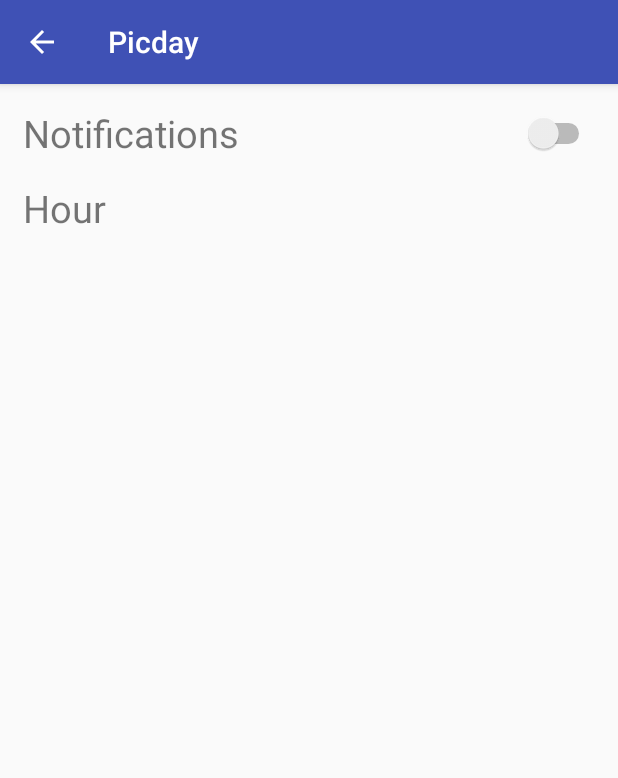
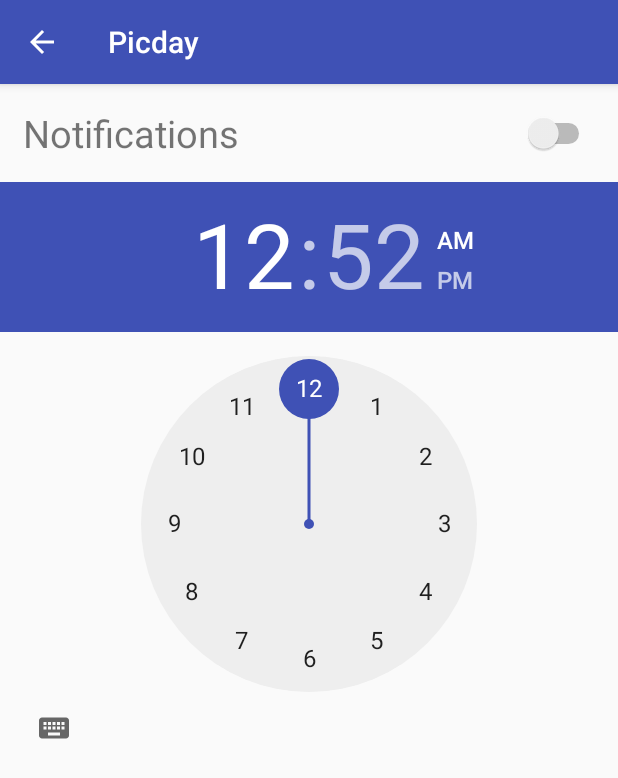
Before and after one commit to Picday/PicdayProject, an Android app: the SettingsActivity screen opened directly, with no data from a screen before it, on a phone screen of 412 x 824 dp. Shown: the top 778 px of the screen. Run offline under Robolectric (Android 15) with nearby library versions, the phone set to English and light mode, and no system bars.

Commit message:
Seleccionador d'hora

```diff
--- a/app/build.gradle
+++ b/app/build.gradle
@@ -5,7 +5,7 @@ android {
     buildToolsVersion "26.0.0"
     defaultConfig {
         applicationId "com.example.bertadomingo.picday"
-        minSdkVersion 15
+        minSdkVersion 21
         targetSdkVersion 26
         versionCode 1
         versionName "1.0"
--- a/app/src/main/AndroidManifest.xml
+++ b/app/src/main/AndroidManifest.xml
@@ -18,7 +18,8 @@
         </activity>
         <activity android:name=".VideoGalleyActivity" />
         <activity android:name=".DayActivity" />
-        <activity android:name=".SettingsActivity"></activity>
+        <activity android:name=".SettingsActivity" />
+        <activity android:name=".CameraActivity" />
     </application>
 
 </manifest>
--- a/app/src/main/java/com/example/bertadomingo/picday/PicdayActivity.java
+++ b/app/src/main/java/com/example/bertadomingo/picday/PicdayActivity.java
@@ -32,7 +32,7 @@ public class PicdayActivity extends AppCompatActivity{
             public void onClick(View view) {
                 Log.i("ActionBar", "Make a video!");
                 //Aqui hem de posar com entrar a la camera per a fer la foto
-                Intent about = new Intent(getApplicationContext(), PicdayActivity.class );
+                Intent about = new Intent(getApplicationContext(), CameraActivity.class );
                 startActivity(about);
             }
         });
--- a/app/src/main/res/layout/activity_settings.xml
+++ b/app/src/main/res/layout/activity_settings.xml
@@ -4,13 +4,14 @@
     xmlns:tools="http://schemas.android.com/tools"
     android:layout_width="match_parent"
     android:layout_height="match_parent"
-    android:padding="15dp"
+
     tools:context="com.example.bertadomingo.picday.SettingsActivity">
 
 
     <TextView
         android:id="@+id/text_notification"
         android:layout_width="wrap_content"
+        android:padding="15dp"
         android:layout_height="wrap_content"
         android:layout_alignParentLeft="true"
         android:layout_alignParentStart="true"
@@ -20,6 +21,7 @@
 
     <Switch
         android:id="@+id/sw_notifications"
+        android:padding="15dp"
         android:layout_width="match_parent"
         android:layout_height="match_parent"
         android:layout_alignBottom="@+id/text_notification"
@@ -27,16 +29,15 @@
         android:layout_alignParentRight="true"
         android:textSize="25sp" />
 
-    <TextView
-        android:id="@+id/text_hour"
+    <TimePicker
+        android:id="@+id/timePicker1"
         android:layout_width="wrap_content"
         android:layout_height="wrap_content"
-        android:layout_alignParentEnd="true"
-        android:layout_alignParentLeft="true"
-        android:layout_alignParentRight="true"
-        android:layout_alignParentStart="true"
-        android:layout_marginTop="15dp"
-        android:layout_below="@+id/text_notification"
-        android:text="Hour"
-        android:textSize="25sp" />
+        android:layout_alignParentBottom="true"
+        android:numbersSelectorColor="@color/colorPrimary"
+        android:headerBackground="@color/colorPrimary"
+        android:layout_below="@+id/text_notification">
+    </TimePicker>
+
+
 </RelativeLayout>
--- a/app/src/main/res/values/strings.xml
+++ b/app/src/main/res/values/strings.xml
@@ -1,3 +1,9 @@
 <resources>
     <string name="app_name">Picday</string>
+
+    <string name="picture">Picture</string>
+    <string name="description_info">Info</string>
+    <string name="request_permission">This sample needs camera permission.</string>
+    <string name="camera_error">This device doesn\'t support Camera2 API.</string>
+
 </resources>
```
